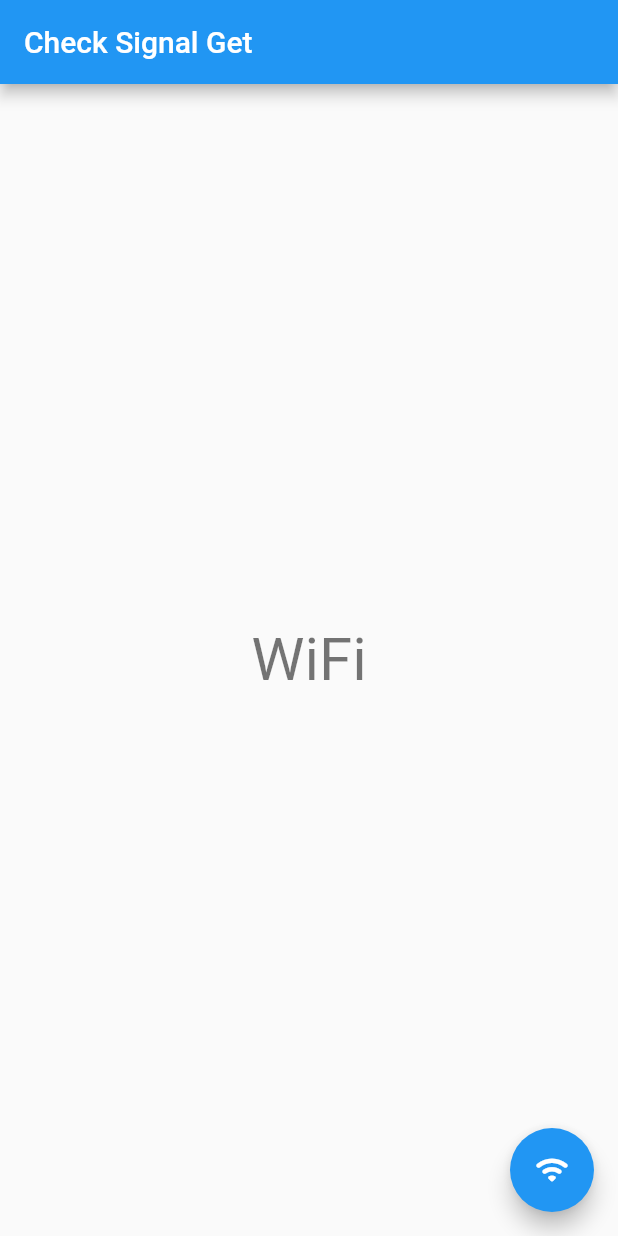
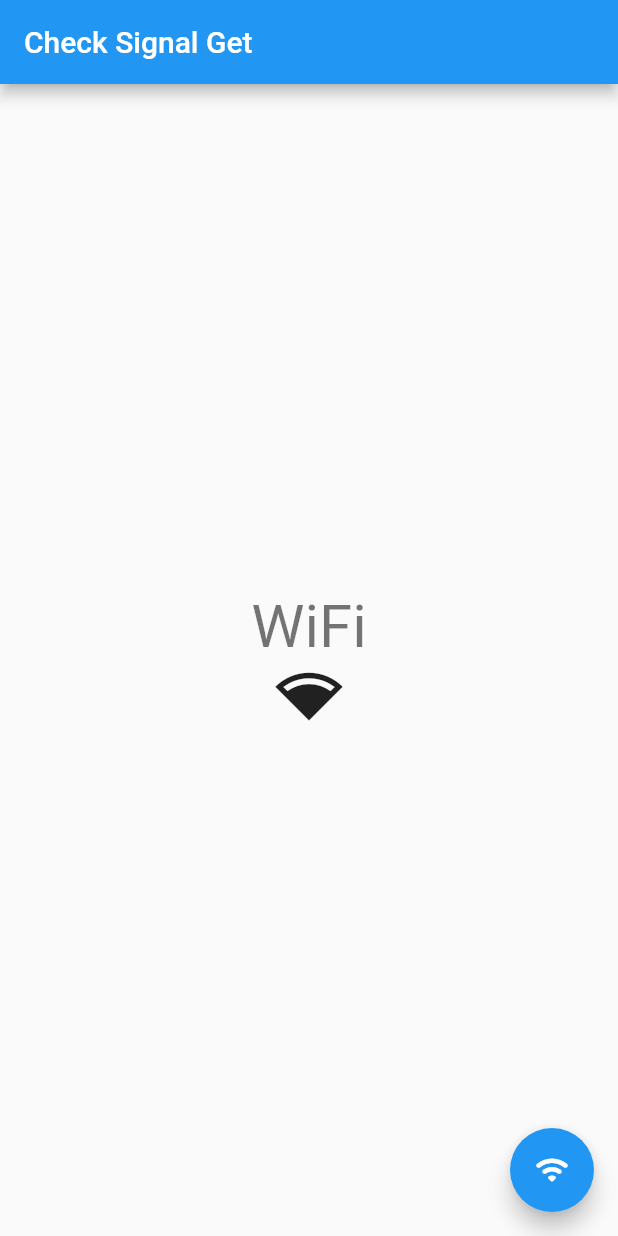
Before and after one commit to darapepe/f_getx_signal_check, a Flutter app: the screen it shows after launch, after a tap on the "wifi" icon, on a phone screen of 412 x 824 dp. Run offline on Flutter 3.47's test engine with Material 2 defaults, Android fonts, the light colour scheme and no system bars; our stand-ins replace connectivity_plus, get.

Commit message:
agregando iconos

```diff
--- a/lib/ui/app.dart
+++ b/lib/ui/app.dart
@@ -47,6 +47,10 @@ class _MyHomePageState extends State<MyHomePage> {
                   ctlr.signal,
                   style: Theme.of(context).textTheme.headlineLarge,
                 )),
+            Obx(() => Icon(
+                  ctlr.icon,
+                  size: 45,
+                )),
           ],
         ),
       ),
--- a/lib/ui/controllers/signal_controller.dart
+++ b/lib/ui/controllers/signal_controller.dart
@@ -1,12 +1,15 @@
 import 'package:connectivity_plus/connectivity_plus.dart';
+import 'package:flutter/material.dart';
 import 'package:get/get.dart';
 
 //Clase controladora de las senal
 class SignalController extends GetxController {
   final _signal = "".obs;
+  final _icon = Icons.access_time_outlined.obs;
 
 //Getter
   String get signal => _signal.value;
+  IconData get icon => _icon.value;
 
   //Futuro para verificar senal
   void checkSignalType() async {
@@ -15,16 +18,20 @@ class SignalController extends GetxController {
       switch (connectivityResult) {
         case ConnectivityResult.wifi:
           _signal.value = "WiFi";
+          _icon.value = Icons.network_wifi;
           break;
         case ConnectivityResult.mobile:
           _signal.value = "Mobile";
+          _icon.value = Icons.network_cell;
           break;
         default:
           _signal.value = "No Signal";
+          _icon.value = Icons.signal_cellular_null;
           break;
       }
     } catch (e) {
       _signal.value = "Error";
+      _icon.value = Icons.access_time_outlined;
     }
   }
 }
```
